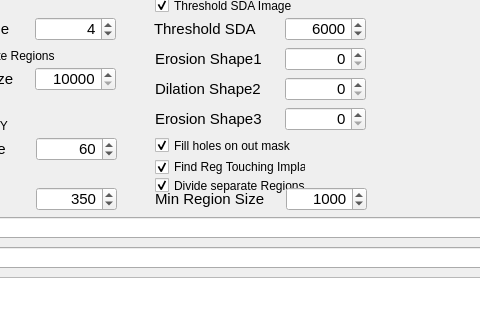
The window that HipsViever/mainwindow.ui (marcinkociolek/ProjectsPL) describes before a commit, drawn with Qt 5; both pictures show x 105 to 585 and y 430 to 750 of the 1075 by 1003 pixel window.
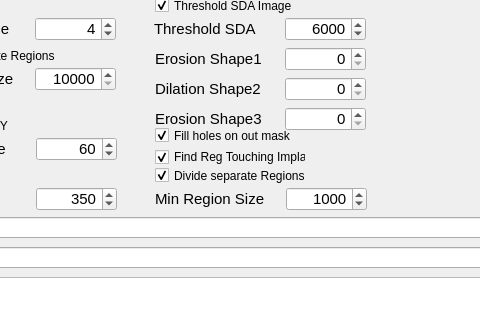
The same window after the commit.

The edit to the form file:
```diff
--- a/HipsViever/mainwindow.ui
+++ b/HipsViever/mainwindow.ui
@@ -1379,7 +1379,7 @@
     <property name="geometry">
      <rect>
       <x>260</x>
-      <y>550</y>
+      <y>540</y>
       <width>151</width>
       <height>17</height>
      </rect>
@@ -1443,7 +1443,7 @@
     <property name="geometry">
      <rect>
       <x>260</x>
-      <y>590</y>
+      <y>580</y>
       <width>171</width>
       <height>17</height>
      </rect>
@@ -1696,7 +1696,7 @@
     <property name="geometry">
      <rect>
       <x>260</x>
-      <y>570</y>
+      <y>560</y>
       <width>151</width>
       <height>20</height>
      </rect>
```
